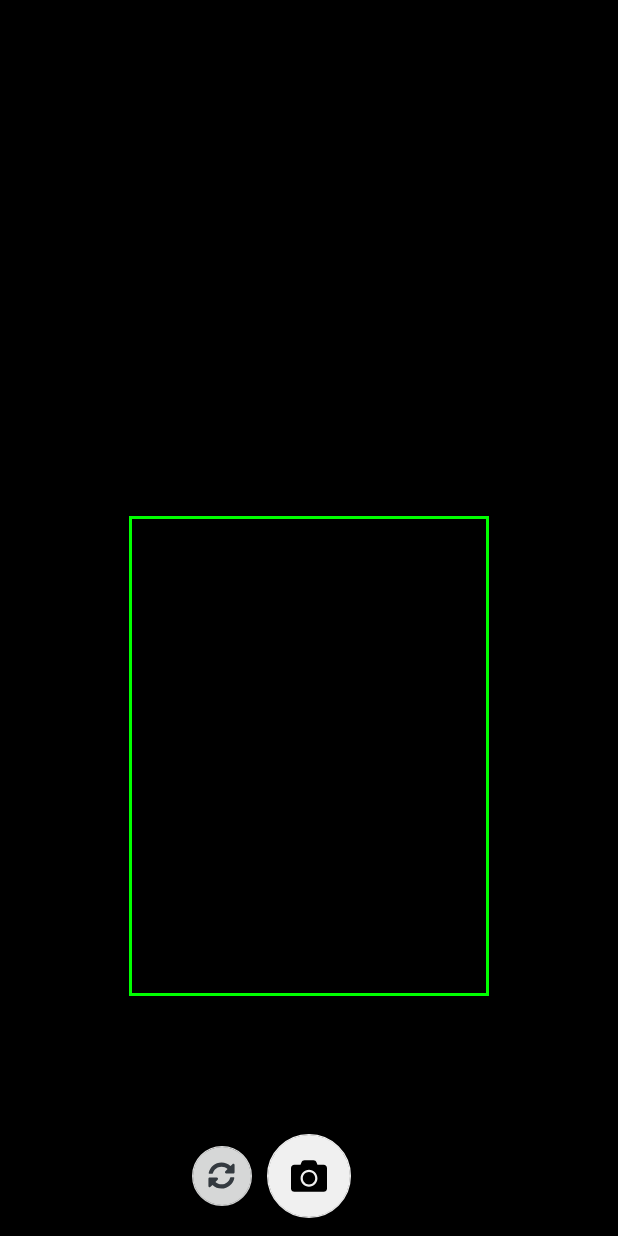
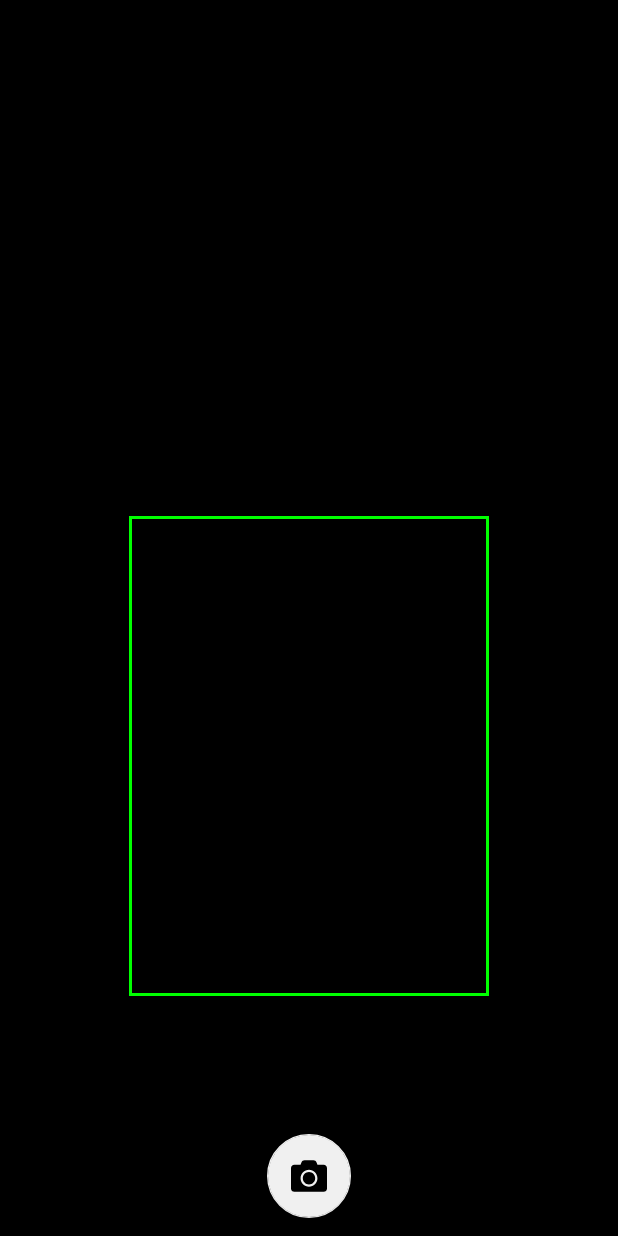
Before and after one commit to chinjanggg/SP_Digito, an Android app: the layout activity_camera.xml on its own in the app's theme, with its tools: preview values and no code run, on a phone screen of 412 x 824 dp. Run offline under Robolectric (Android 15) with nearby library versions, the phone set to English and light mode, and no system bars.

Commit message:
Remove switch camera and fix capture

```diff
--- a/app/build.gradle
+++ b/app/build.gradle
@@ -34,4 +34,5 @@ dependencies {
     testImplementation 'junit:junit:4.12'
     androidTestImplementation 'androidx.test:runner:1.2.0'
     androidTestImplementation 'androidx.test.espresso:espresso-core:3.2.0'
+    implementation 'androidx.exifinterface:exifinterface:1.1.0-alpha01'
 }
--- a/app/src/main/res/drawable/ic_sync_alt200dp.xml
+++ /dev/null
@@ -1,4 +0,0 @@
-<vector android:height="200dp" android:viewportHeight="512"
-    android:viewportWidth="512" android:width="200dp" xmlns:android="http://schemas.android.com/apk/res/android">
-    <path android:fillColor="#FF000000" android:pathData="M370.72,133.28C339.458,104.008 298.888,87.962 255.848,88c-77.458,0.068 -144.328,53.178 -162.791,126.85 -1.344,5.363 -6.122,9.15 -11.651,9.15H24.103c-7.498,0 -13.194,-6.807 -11.807,-14.176C33.933,94.924 134.813,8 256,8c66.448,0 126.791,26.136 171.315,68.685L463.03,40.97C478.149,25.851 504,36.559 504,57.941V192c0,13.255 -10.745,24 -24,24H345.941c-21.382,0 -32.09,-25.851 -16.971,-40.971l41.75,-41.749zM32,296h134.059c21.382,0 32.09,25.851 16.971,40.971l-41.75,41.75c31.262,29.273 71.835,45.319 114.876,45.28 77.418,-0.07 144.315,-53.144 162.787,-126.849 1.344,-5.363 6.122,-9.15 11.651,-9.15h57.304c7.498,0 13.194,6.807 11.807,14.176C478.067,417.076 377.187,504 256,504c-66.448,0 -126.791,-26.136 -171.315,-68.685L48.97,471.03C33.851,486.149 8,475.441 8,454.059V320c0,-13.255 10.745,-24 24,-24z"/>
-</vector>
--- a/app/src/main/res/layout/activity_camera.xml
+++ b/app/src/main/res/layout/activity_camera.xml
@@ -32,22 +32,6 @@
         android:layout_height="80dp">
 
         <com.google.android.material.floatingactionbutton.FloatingActionButton
-            android:id="@+id/btnSwitch"
-            android:layout_width="wrap_content"
-            android:layout_height="wrap_content"
-            android:layout_centerVertical="true"
-            android:layout_marginEnd="10dp"
-            android:layout_marginRight="10dp"
-            android:layout_toStartOf="@+id/btnCamera"
-            android:layout_toLeftOf="@+id/btnCamera"
-            android:src="@drawable/ic_sync_alt200dp"
-            android:tint="@color/colorPrimary"
-            app:backgroundTint="?attr/colorButtonNormal"
-            app:elevation="0dp"
-            app:fabSize="mini"
-            app:maxImageSize="18dp" />
-
-        <com.google.android.material.floatingactionbutton.FloatingActionButton
             android:id="@+id/btnCamera"
             android:layout_width="wrap_content"
             android:layout_height="wrap_content"
```
Also changed, not shown: app/src/main/java/com/chinjanggg/spdigito/CameraActivity.java (+6 -80 lines).
